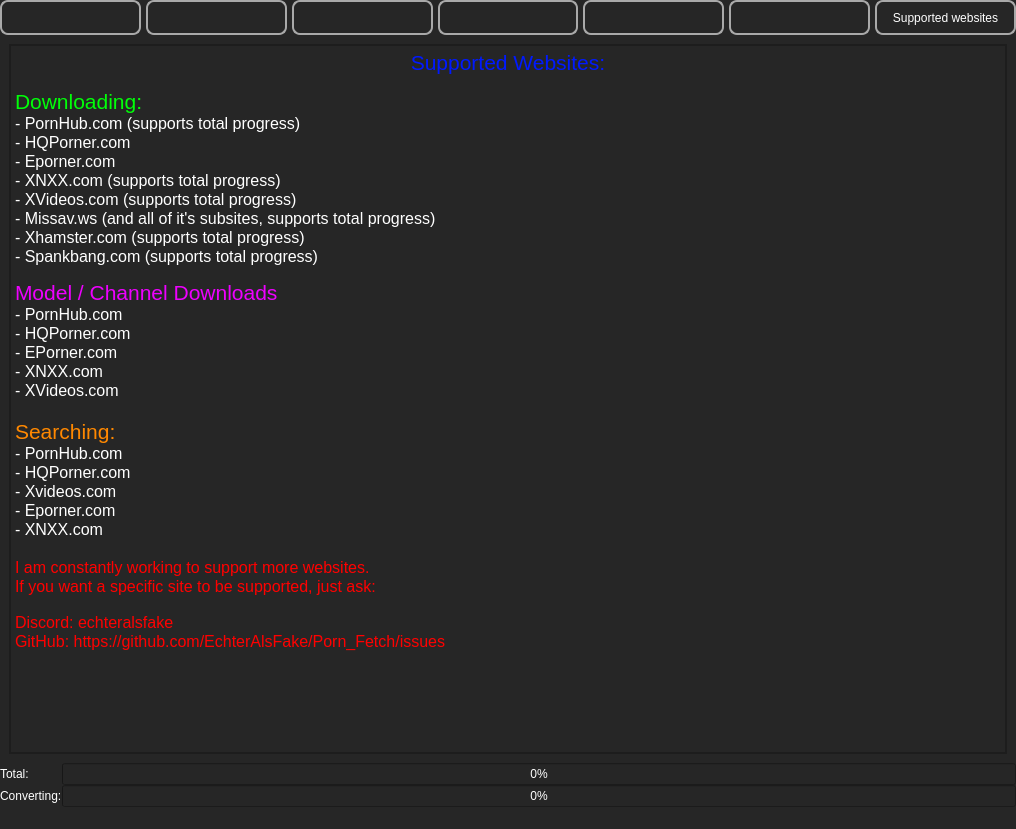
Old version of the form src/frontend/UI/form_main_window.ui in the repository EchterAlsFake/Porn_Fetch.
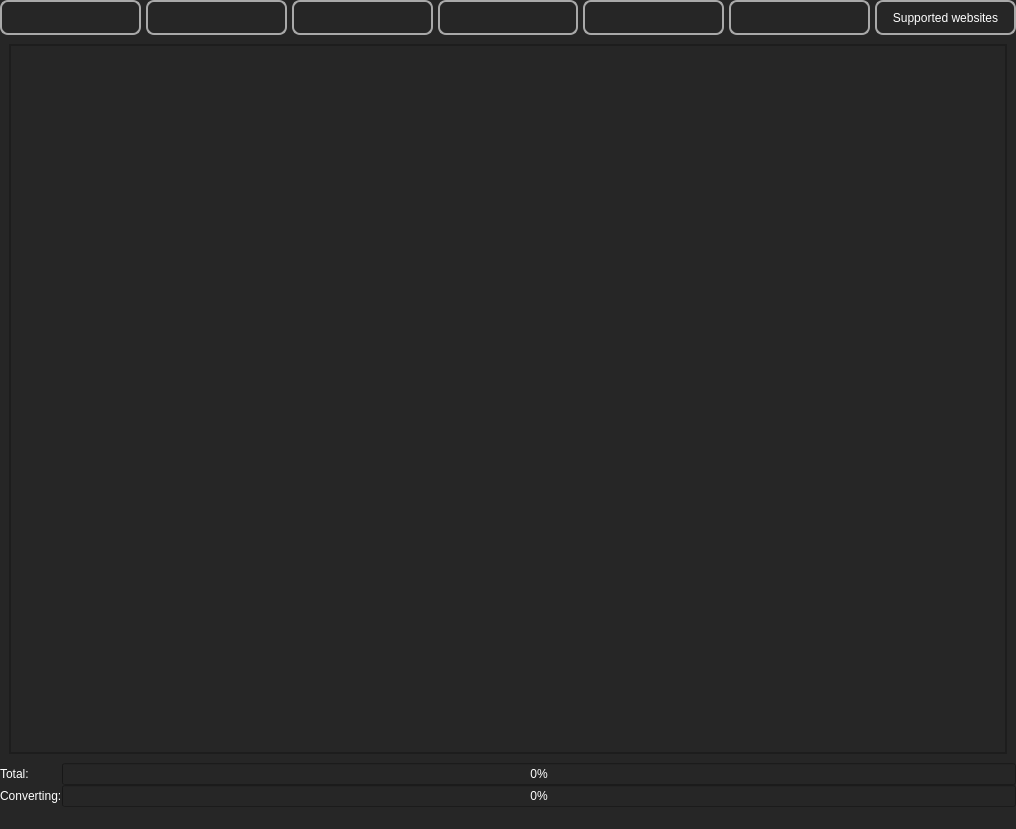
New version of the form. The open tabs and pages were chosen to show the change.

Patch:
```diff
--- a/src/frontend/UI/form_main_window.ui
+++ b/src/frontend/UI/form_main_window.ui
@@ -3421,8 +3421,8 @@
             <rect>
              <x>0</x>
              <y>0</y>
-             <width>98</width>
-             <height>70</height>
+             <width>996</width>
+             <height>695</height>
             </rect>
            </property>
            <layout class="QGridLayout" name="gridLayout_20">
@@ -3451,41 +3451,7 @@
 li.unchecked::marker { content: &quot;\2610&quot;; }
 li.checked::marker { content: &quot;\2612&quot;; }
 &lt;/style&gt;&lt;/head&gt;&lt;body style=&quot; font-family:'Cantarell'; font-size:11pt; font-weight:400; font-style:normal;&quot;&gt;
-&lt;p align=&quot;center&quot; style=&quot; margin-top:0px; margin-bottom:0px; margin-left:0px; margin-right:0px; -qt-block-indent:0; text-indent:0px;&quot;&gt;&lt;span style=&quot; font-family:'Sans Serif'; font-size:16pt; color:#0019ff;&quot;&gt;Supported Websites:&lt;/span&gt;&lt;/p&gt;
-&lt;p style=&quot;-qt-paragraph-type:empty; margin-top:0px; margin-bottom:0px; margin-left:0px; margin-right:0px; -qt-block-indent:0; text-indent:0px; font-family:'Sans Serif'; font-size:9pt;&quot;&gt;&lt;br /&gt;&lt;/p&gt;
-&lt;p style=&quot; margin-top:0px; margin-bottom:0px; margin-left:0px; margin-right:0px; -qt-block-indent:0; text-indent:0px;&quot;&gt;&lt;span style=&quot; font-family:'Sans Serif'; font-size:16pt; color:#00ff08;&quot;&gt;Downloading:&lt;/span&gt;&lt;/p&gt;
-&lt;p style=&quot; margin-top:0px; margin-bottom:0px; margin-left:0px; margin-right:0px; -qt-block-indent:0; text-indent:0px;&quot;&gt;&lt;span style=&quot; font-family:'Sans Serif'; font-size:12pt;&quot;&gt;- PornHub.com (supports total progress)&lt;/span&gt;&lt;/p&gt;
-&lt;p style=&quot; margin-top:0px; margin-bottom:0px; margin-left:0px; margin-right:0px; -qt-block-indent:0; text-indent:0px;&quot;&gt;&lt;span style=&quot; font-family:'Sans Serif'; font-size:12pt;&quot;&gt;- HQPorner.com&lt;/span&gt;&lt;/p&gt;
-&lt;p style=&quot; margin-top:0px; margin-bottom:0px; margin-left:0px; margin-right:0px; -qt-block-indent:0; text-indent:0px;&quot;&gt;&lt;span style=&quot; font-family:'Sans Serif'; font-size:12pt;&quot;&gt;- Eporner.com&lt;/span&gt;&lt;/p&gt;
-&lt;p style=&quot; margin-top:0px; margin-bottom:0px; margin-left:0px; margin-right:0px; -qt-block-indent:0; text-indent:0px;&quot;&gt;&lt;span style=&quot; font-family:'Sans Serif'; font-size:12pt;&quot;&gt;- XNXX.com (supports total progress)&lt;/span&gt;&lt;/p&gt;
-&lt;p style=&quot; margin-top:0px; margin-bottom:0px; margin-left:0px; margin-right:0px; -qt-block-indent:0; text-indent:0px;&quot;&gt;&lt;span style=&quot; font-family:'Sans Serif'; font-size:12pt;&quot;&gt;- XVideos.com (supports total progress)&lt;/span&gt;&lt;/p&gt;
-&lt;p style=&quot; margin-top:0px; margin-bottom:0px; margin-left:0px; margin-right:0px; -qt-block-indent:0; text-indent:0px;&quot;&gt;&lt;span style=&quot; font-family:'Sans Serif'; font-size:12pt;&quot;&gt;- Missav.ws (and all of it's subsites, supports total progress)&lt;/span&gt;&lt;/p&gt;
-&lt;p style=&quot; margin-top:0px; margin-bottom:0px; margin-left:0px; margin-right:0px; -qt-block-indent:0; text-indent:0px;&quot;&gt;&lt;span style=&quot; font-family:'Sans Serif'; font-size:12pt;&quot;&gt;- Xhamster.com (supports total progress)&lt;/span&gt;&lt;/p&gt;
-&lt;p style=&quot; margin-top:0px; margin-bottom:0px; margin-left:0px; margin-right:0px; -qt-block-indent:0; text-indent:0px;&quot;&gt;&lt;span style=&quot; font-family:'Sans Serif'; font-size:12pt;&quot;&gt;- Spankbang.com (supports total progress)&lt;/span&gt;&lt;/p&gt;
-&lt;p style=&quot;-qt-paragraph-type:empty; margin-top:0px; margin-bottom:0px; margin-left:0px; margin-right:0px; -qt-block-indent:0; text-indent:0px; font-family:'Sans Serif'; font-size:9pt;&quot;&gt;&lt;br /&gt;&lt;/p&gt;
-&lt;p style=&quot; margin-top:0px; margin-bottom:0px; margin-left:0px; margin-right:0px; -qt-block-indent:0; text-indent:0px;&quot;&gt;&lt;span style=&quot; font-family:'Sans Serif'; font-size:16pt; color:#ee00ff;&quot;&gt;Model / Channel Downloads&lt;/span&gt;&lt;/p&gt;
-&lt;p style=&quot; margin-top:0px; margin-bottom:0px; margin-left:0px; margin-right:0px; -qt-block-indent:0; text-indent:0px;&quot;&gt;&lt;span style=&quot; font-family:'Sans Serif'; font-size:12pt;&quot;&gt;- PornHub.com&lt;/span&gt;&lt;/p&gt;
-&lt;p style=&quot; margin-top:0px; margin-bottom:0px; margin-left:0px; margin-right:0px; -qt-block-indent:0; text-indent:0px;&quot;&gt;&lt;span style=&quot; font-family:'Sans Serif'; font-size:12pt;&quot;&gt;- HQPorner.com&lt;/span&gt;&lt;/p&gt;
-&lt;p style=&quot; margin-top:0px; margin-bottom:0px; margin-left:0px; margin-right:0px; -qt-block-indent:0; text-indent:0px;&quot;&gt;&lt;span style=&quot; font-family:'Sans Serif'; font-size:12pt;&quot;&gt;- EPorner.com&lt;/span&gt;&lt;/p&gt;
-&lt;p style=&quot; margin-top:0px; margin-bottom:0px; margin-left:0px; margin-right:0px; -qt-block-indent:0; text-indent:0px;&quot;&gt;&lt;span style=&quot; font-family:'Sans Serif'; font-size:12pt;&quot;&gt;- XNXX.com&lt;/span&gt;&lt;/p&gt;
-&lt;p style=&quot; margin-top:0px; margin-bottom:0px; margin-left:0px; margin-right:0px; -qt-block-indent:0; text-indent:0px;&quot;&gt;&lt;span style=&quot; font-family:'Sans Serif'; font-size:12pt;&quot;&gt;- XVideos.com&lt;/span&gt;&lt;/p&gt;
-&lt;p style=&quot;-qt-paragraph-type:empty; margin-top:0px; margin-bottom:0px; margin-left:0px; margin-right:0px; -qt-block-indent:0; text-indent:0px; font-family:'Sans Serif'; font-size:12pt;&quot;&gt;&lt;br /&gt;&lt;/p&gt;
-&lt;p style=&quot; margin-top:0px; margin-bottom:0px; margin-left:0px; margin-right:0px; -qt-block-indent:0; text-indent:0px;&quot;&gt;&lt;span style=&quot; font-family:'Sans Serif'; font-size:16pt; color:#ff8800;&quot;&gt;Searching:&lt;/span&gt;&lt;/p&gt;
-&lt;p style=&quot; margin-top:0px; margin-bottom:0px; margin-left:0px; margin-right:0px; -qt-block-indent:0; text-indent:0px;&quot;&gt;&lt;span style=&quot; font-family:'Sans Serif'; font-size:12pt;&quot;&gt;- PornHub.com&lt;/span&gt;&lt;/p&gt;
-&lt;p style=&quot; margin-top:0px; margin-bottom:0px; margin-left:0px; margin-right:0px; -qt-block-indent:0; text-indent:0px;&quot;&gt;&lt;span style=&quot; font-family:'Sans Serif'; font-size:12pt;&quot;&gt;- HQPorner.com&lt;/span&gt;&lt;/p&gt;
-&lt;p style=&quot; margin-top:0px; margin-bottom:0px; margin-left:0px; margin-right:0px; -qt-block-indent:0; text-indent:0px;&quot;&gt;&lt;span style=&quot; font-family:'Sans Serif'; font-size:12pt;&quot;&gt;- Xvideos.com&lt;/span&gt;&lt;/p&gt;
-&lt;p style=&quot; margin-top:0px; margin-bottom:0px; margin-left:0px; margin-right:0px; -qt-block-indent:0; text-indent:0px;&quot;&gt;&lt;span style=&quot; font-family:'Sans Serif'; font-size:12pt;&quot;&gt;- Eporner.com&lt;/span&gt;&lt;/p&gt;
-&lt;p style=&quot; margin-top:0px; margin-bottom:0px; margin-left:0px; margin-right:0px; -qt-block-indent:0; text-indent:0px;&quot;&gt;&lt;span style=&quot; font-family:'Sans Serif'; font-size:12pt;&quot;&gt;- XNXX.com&lt;/span&gt;&lt;/p&gt;
-&lt;p style=&quot;-qt-paragraph-type:empty; margin-top:0px; margin-bottom:0px; margin-left:0px; margin-right:0px; -qt-block-indent:0; text-indent:0px; font-family:'Sans Serif'; font-size:12pt;&quot;&gt;&lt;br /&gt;&lt;/p&gt;
-&lt;p style=&quot; margin-top:0px; margin-bottom:0px; margin-left:0px; margin-right:0px; -qt-block-indent:0; text-indent:0px;&quot;&gt;&lt;span style=&quot; font-family:'Sans Serif'; font-size:12pt; color:#ff0000;&quot;&gt;I am constantly working to support more websites.&lt;/span&gt;&lt;/p&gt;
-&lt;p style=&quot; margin-top:0px; margin-bottom:0px; margin-left:0px; margin-right:0px; -qt-block-indent:0; text-indent:0px;&quot;&gt;&lt;span style=&quot; font-family:'Sans Serif'; font-size:12pt; color:#ff0000;&quot;&gt;If you want a specific site to be supported, just ask:&lt;br /&gt;&lt;br /&gt;Discord: echteralsfake&lt;/span&gt;&lt;/p&gt;
-&lt;p style=&quot; margin-top:0px; margin-bottom:0px; margin-left:0px; margin-right:0px; -qt-block-indent:0; text-indent:0px;&quot;&gt;&lt;span style=&quot; font-family:'Sans Serif'; font-size:12pt; color:#ff0000;&quot;&gt;GitHub: https://github.com/EchterAlsFake/Porn_Fetch/issues&lt;/span&gt;&lt;/p&gt;
-&lt;p style=&quot;-qt-paragraph-type:empty; margin-top:0px; margin-bottom:0px; margin-left:0px; margin-right:0px; -qt-block-indent:0; text-indent:0px; font-family:'Sans Serif'; font-size:12pt; color:#ff0000;&quot;&gt;&lt;br /&gt;&lt;/p&gt;
-&lt;p style=&quot;-qt-paragraph-type:empty; margin-top:0px; margin-bottom:0px; margin-left:0px; margin-right:0px; -qt-block-indent:0; text-indent:0px; font-family:'Sans Serif'; font-size:12pt;&quot;&gt;&lt;br /&gt;&lt;/p&gt;
-&lt;p style=&quot;-qt-paragraph-type:empty; margin-top:0px; margin-bottom:0px; margin-left:0px; margin-right:0px; -qt-block-indent:0; text-indent:0px; font-family:'Sans Serif'; font-size:9pt;&quot;&gt;&lt;br /&gt;&lt;/p&gt;
-&lt;p style=&quot;-qt-paragraph-type:empty; margin-top:0px; margin-bottom:0px; margin-left:0px; margin-right:0px; -qt-block-indent:0; text-indent:0px; font-family:'Sans Serif'; font-size:9pt;&quot;&gt;&lt;br /&gt;&lt;/p&gt;
-&lt;p style=&quot;-qt-paragraph-type:empty; margin-top:0px; margin-bottom:0px; margin-left:0px; margin-right:0px; -qt-block-indent:0; text-indent:0px; font-family:'Sans Serif'; font-size:9pt;&quot;&gt;&lt;br /&gt;&lt;/p&gt;
-&lt;p style=&quot;-qt-paragraph-type:empty; margin-top:0px; margin-bottom:0px; margin-left:0px; margin-right:0px; -qt-block-indent:0; text-indent:0px; font-family:'Sans Serif'; font-size:9pt;&quot;&gt;&lt;br /&gt;&lt;/p&gt;&lt;/body&gt;&lt;/html&gt;</string>
+&lt;p style=&quot;-qt-paragraph-type:empty; margin-top:0px; margin-bottom:0px; margin-left:0px; margin-right:0px; -qt-block-indent:0; text-indent:0px;&quot;&gt;&lt;br /&gt;&lt;/p&gt;&lt;/body&gt;&lt;/html&gt;</string>
               </property>
               <property name="openExternalLinks">
                <bool>true</bool>
```
Left out of the diff: 113 changed lines with no effect on the pictures.
